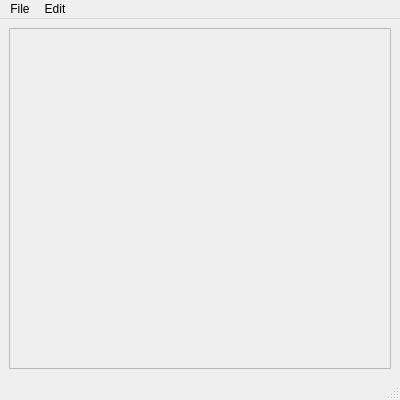
First picture: the form in plugins/editorplugins/imageviewer/imageviewer.ui, repository ABBAPOH/qmpq, before the edit.
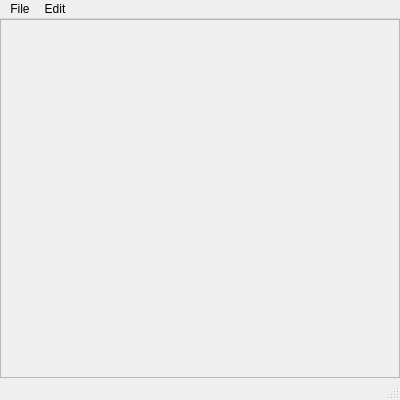
Second picture: the form after the edit.

What changed in the file:
```diff
--- a/plugins/editorplugins/imageviewer/imageviewer.ui
+++ b/plugins/editorplugins/imageviewer/imageviewer.ui
@@ -18,6 +18,9 @@
   </property>
   <widget class="QWidget" name="centralwidget">
    <layout class="QVBoxLayout" name="verticalLayout">
+    <property name="margin">
+     <number>0</number>
+    </property>
     <item>
      <widget class="QScrollArea" name="scrollArea">
       <property name="autoFillBackground">
@@ -35,8 +38,8 @@
         <rect>
          <x>0</x>
          <y>0</y>
-         <width>372</width>
-         <height>328</height>
+         <width>396</width>
+         <height>352</height>
         </rect>
        </property>
       </widget>
```
Left out of the diff: 3 changed lines with no effect on the pictures.
